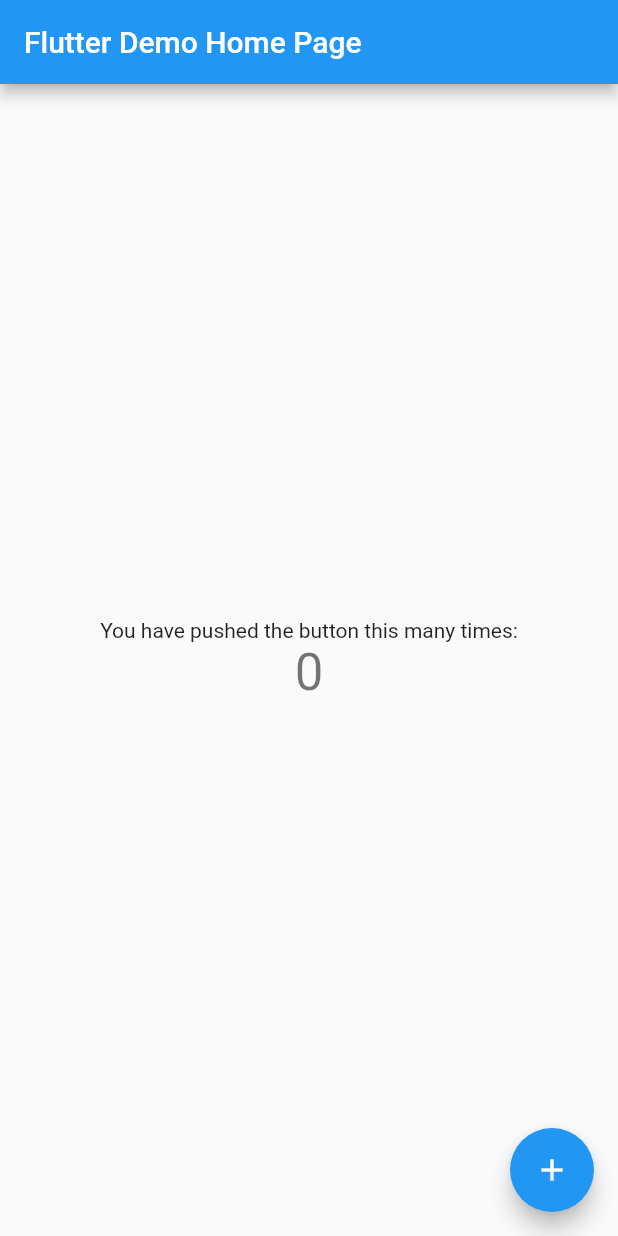
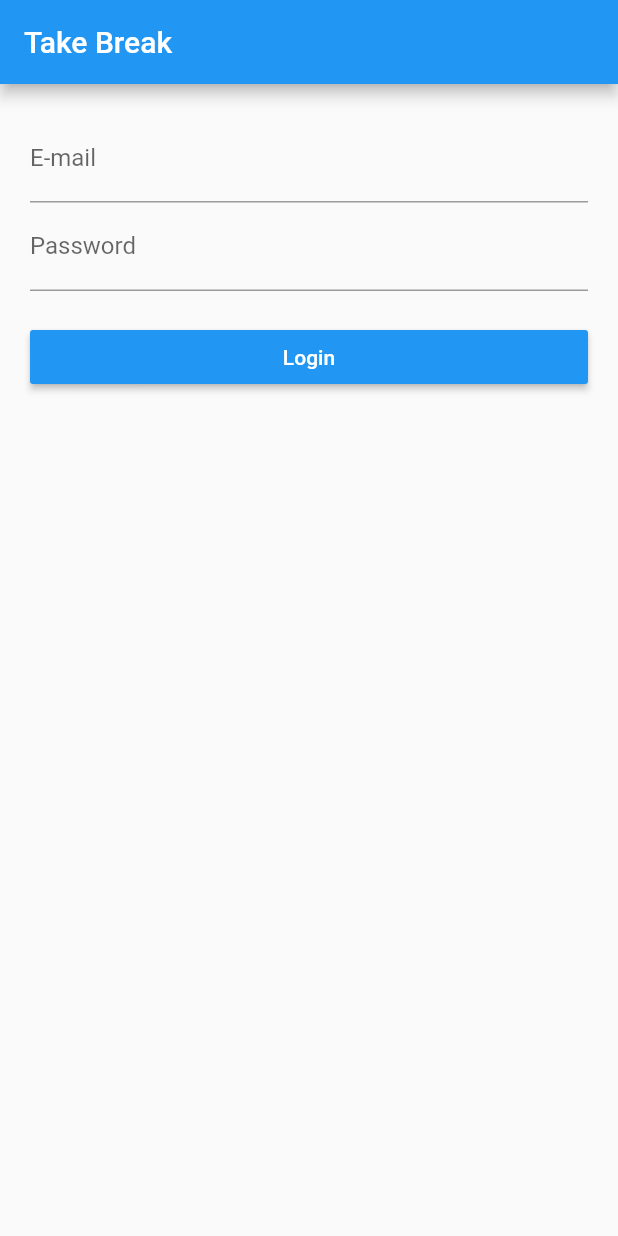
Before and after one commit to awesome-cis/take-break-flutter, a Flutter app: the screen it shows after launch, on a phone screen of 412 x 824 dp. Run offline on Flutter 3.47's test engine with Material 2 defaults, Android fonts, the phone set to English and light mode, and no system bars; missing offline and left inert: validate.

Commit message:
Add Login Class

```diff
--- a/lib/main.dart
+++ b/lib/main.dart
@@ -1,111 +1,111 @@
 import 'package:flutter/material.dart';
+import 'package:validate/validate.dart';
 
 void main() => runApp(MyApp());
 
 class MyApp extends StatelessWidget {
-  // This widget is the root of your application.
   @override
   Widget build(BuildContext context) {
+    final appTitle = 'Take Break';
+
     return MaterialApp(
-      title: 'Flutter Demo',
-      theme: ThemeData(
-        // This is the theme of your application.
-        //
-        // Try running your application with "flutter run". You'll see the
-        // application has a blue toolbar. Then, without quitting the app, try
-        // changing the primarySwatch below to Colors.green and then invoke
-        // "hot reload" (press "r" in the console where you ran "flutter run",
-        // or simply save your changes to "hot reload" in a Flutter IDE).
-        // Notice that the counter didn't reset back to zero; the application
-        // is not restarted.
-        primarySwatch: Colors.blue,
+      title: appTitle,
+      home: Scaffold(
+        body: LoginPage(),
       ),
-      home: MyHomePage(title: 'Flutter Demo Home Page'),
     );
   }
 }
 
-class MyHomePage extends StatefulWidget {
-  MyHomePage({Key key, this.title}) : super(key: key);
-
-  // This widget is the home page of your application. It is stateful, meaning
-  // that it has a State object (defined below) that contains fields that affect
-  // how it looks.
-
-  // This class is the configuration for the state. It holds the values (in this
-  // case the title) provided by the parent (in this case the App widget) and
-  // used by the build method of the State. Fields in a Widget subclass are
-  // always marked "final".
-
-  final String title;
-
+class LoginPage extends StatefulWidget {
   @override
-  _MyHomePageState createState() => _MyHomePageState();
+  _LoginPageState createState() {
+    return _LoginPageState();
+  }
 }
 
-class _MyHomePageState extends State<MyHomePage> {
-  int _counter = 0;
+class _LoginData {
+  String email = '';
+  String password = '';
+}
 
-  void _incrementCounter() {
-    setState(() {
-      // This call to setState tells the Flutter framework that something has
-      // changed in this State, which causes it to rerun the build method below
-      // so that the display can reflect the updated values. If we changed
-      // _counter without calling setState(), then the build method would not be
-      // called again, and so nothing would appear to happen.
-      _counter++;
-    });
+class _LoginPageState extends State<LoginPage> {
+  final GlobalKey<FormState> _formKey = new GlobalKey<FormState>();
+  _LoginData _data = new _LoginData();
+
+  String _validateEmail(String value) {
+    try {
+      Validate.isEmail(value);
+    } catch (e) {
+      return 'The E-mail Address must be a valid email address.';
+    }
+
+    return null;
+  }
+
+  String _validatePassword(String value) {
+    if (value.length < 8) {
+      return 'The Password must be at least 8 characters.';
+    }
+
+    return null;
+  }
+
+  void submit() {
+    // First validate form.
+    if (this._formKey.currentState.validate()) {
+      _formKey.currentState.save(); // Save our form now.
+
+      print('Printing the login data.');
+      print('Email: ${_data.email}');
+      print('Password: ${_data.password}');
+    }
   }
 
   @override
   Widget build(BuildContext context) {
-    // This method is rerun every time setState is called, for instance as done
-    // by the _incrementCounter method above.
-    //
-    // The Flutter framework has been optimized to make rerunning build methods
-    // fast, so that you can just rebuild anything that needs updating rather
-    // than having to individually change instances of widgets.
-    return Scaffold(
-      appBar: AppBar(
-        // Here we take the value from the MyHomePage object that was created by
-        // the App.build method, and use it to set our appbar title.
-        title: Text(widget.title),
+    final Size screenSize = MediaQuery.of(context).size;
+
+    return new Scaffold(
+      appBar: new AppBar(
+        title: new Text('Take Break', textAlign: TextAlign.center),
       ),
-      body: Center(
-        // Center is a layout widget. It takes a single child and positions it
-        // in the middle of the parent.
-        child: Column(
-          // Column is also a layout widget. It takes a list of children and
-          // arranges them vertically. By default, it sizes itself to fit its
-          // children horizontally, and tries to be as tall as its parent.
-          //
-          // Invoke "debug painting" (press "p" in the console, choose the
-          // "Toggle Debug Paint" action from the Flutter Inspector in Android
-          // Studio, or the "Toggle Debug Paint" command in Visual Studio Code)
-          // to see the wireframe for each widget.
-          //
-          // Column has various properties to control how it sizes itself and
-          // how it positions its children. Here we use mainAxisAlignment to
-          // center the children vertically; the main axis here is the vertical
-          // axis because Columns are vertical (the cross axis would be
-          // horizontal).
-          mainAxisAlignment: MainAxisAlignment.center,
-          children: <Widget>[
-            Text(
-              'You have pushed the button this many times:',
+      body: new Container(
+          padding: new EdgeInsets.all(20.0),
+          child: new Form(
+            key: this._formKey,
+            child: new ListView(
+              children: <Widget>[
+                new TextFormField(
+                    keyboardType: TextInputType.emailAddress,
+                    // Use email input type for emails.
+                    decoration: new InputDecoration(labelText: 'E-mail'),
+                    validator: this._validateEmail,
+                    onSaved: (String value) {
+                      this._data.email = value;
+                    }),
+                new TextFormField(
+                    obscureText: true, // Use secure text for passwords.
+                    decoration: new InputDecoration(labelText: 'Password'),
+                    validator: this._validatePassword,
+                    onSaved: (String value) {
+                      this._data.password = value;
+                    }),
+                new Container(
+                  width: screenSize.width,
+                  child: new RaisedButton(
+                    child: new Text(
+                      'Login',
+                      style: new TextStyle(color: Colors.white),
+                    ),
+                    onPressed: this.submit,
+                    color: Colors.blue,
+                  ),
+                  margin: new EdgeInsets.only(top: 20.0),
+                )
+              ],
             ),
-            Text(
-              '$_counter',
-              style: Theme.of(context).textTheme.display1,
-            ),
-          ],
-        ),
-      ),
-      floatingActionButton: FloatingActionButton(
-        onPressed: _incrementCounter,
-        tooltip: 'Increment',
-        child: Icon(Icons.add),
-      ), // This trailing comma makes auto-formatting nicer for build methods.
+          )),
     );
   }
 }
--- a/pubspec.yaml
+++ b/pubspec.yaml
@@ -19,6 +19,7 @@ environment:
 dependencies:
   flutter:
     sdk: flutter
+  validate: 1.7.0
 
   # The following adds the Cupertino Icons font to your application.
   # Use with the CupertinoIcons class for iOS style icons.
```
Also changed, not shown: pubspec.lock.
